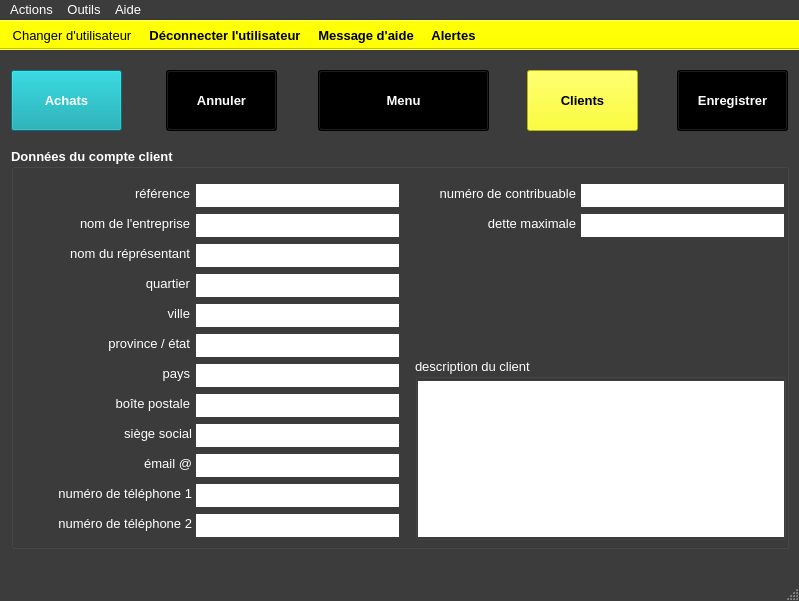
The window that ui/yeroth-erp-creer-compte-client-window.ui (xnoumbissinoundou/yeroth-erp-3.0) describes before a commit, drawn with Qt 5.
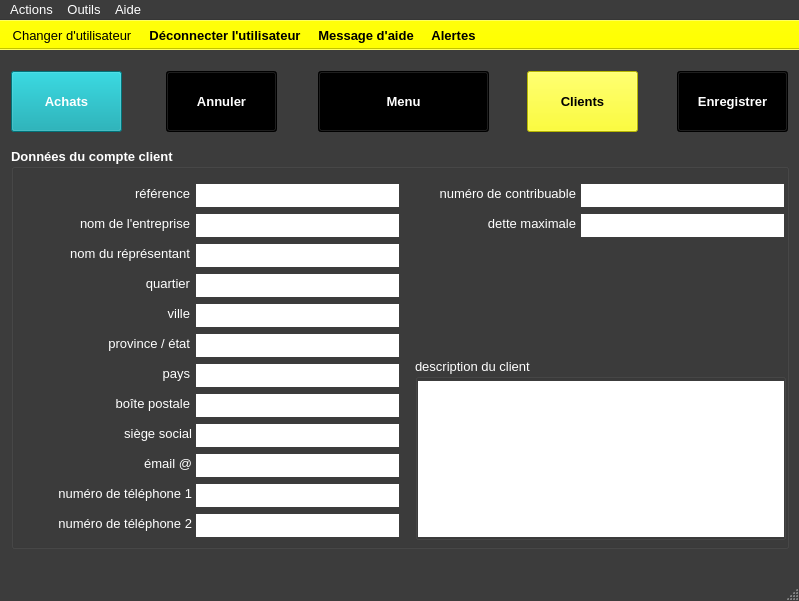
The same window after the commit. Icons and pictures are not drawn. Custom widgets are drawn as their Qt base class.

Commit message: On branch master 	modified:   src/windows/yeroth-erp-pointdevente-window.cpp 	modified:   src/windows/yeroth-erp-pointdevente-window.hpp 	modified:   ui/yeroth-erp-achats-window.ui 	modified:   ui/yeroth-erp-admin-window.ui 	modified:   ui/yeroth-erp-alertes-window.ui 	modified:   ui/yeroth-erp-clients-detail-window.ui 	modified:   ui/yeroth-erp-clients-window.ui 	modified:   ui/yeroth-erp-creer-compte-client-window.ui 	modified:   ui/yeroth-erp-marchandises-window.ui 	modified:   ui/yeroth-erp-stocks-window.ui

Patch:
```diff
--- a/ui/yeroth-erp-creer-compte-client-window.ui
+++ b/ui/yeroth-erp-creer-compte-client-window.ui
@@ -444,7 +444,7 @@
     <property name="geometry">
      <rect>
       <x>527</x>
-      <y>20</y>
+      <y>21</y>
       <width>111</width>
       <height>61</height>
      </rect>
@@ -880,7 +880,7 @@
     <property name="geometry">
      <rect>
       <x>677</x>
-      <y>20</y>
+      <y>21</y>
       <width>111</width>
       <height>61</height>
      </rect>
@@ -1316,7 +1316,7 @@
     <property name="geometry">
      <rect>
       <x>318</x>
-      <y>20</y>
+      <y>21</y>
       <width>171</width>
       <height>61</height>
      </rect>
@@ -9894,7 +9894,7 @@
     <property name="geometry">
      <rect>
       <x>166</x>
-      <y>20</y>
+      <y>21</y>
       <width>111</width>
       <height>61</height>
      </rect>
@@ -10330,7 +10330,7 @@
     <property name="geometry">
      <rect>
       <x>11</x>
-      <y>20</y>
+      <y>21</y>
       <width>111</width>
       <height>61</height>
      </rect>
```
The commit also changes 9 other files.
